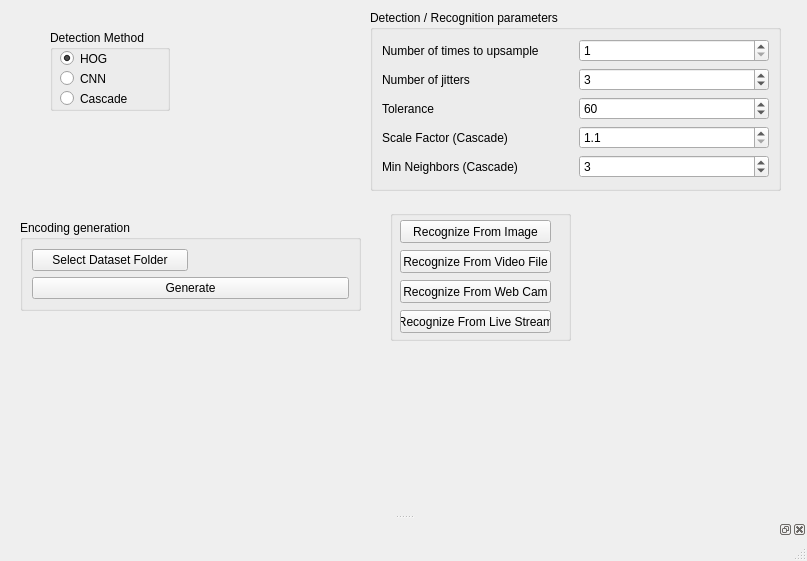
This is mainWin/mainwindow.ui in Softhenge/face-recognizer as Qt 5 draws it before an edit. The edited form follows.
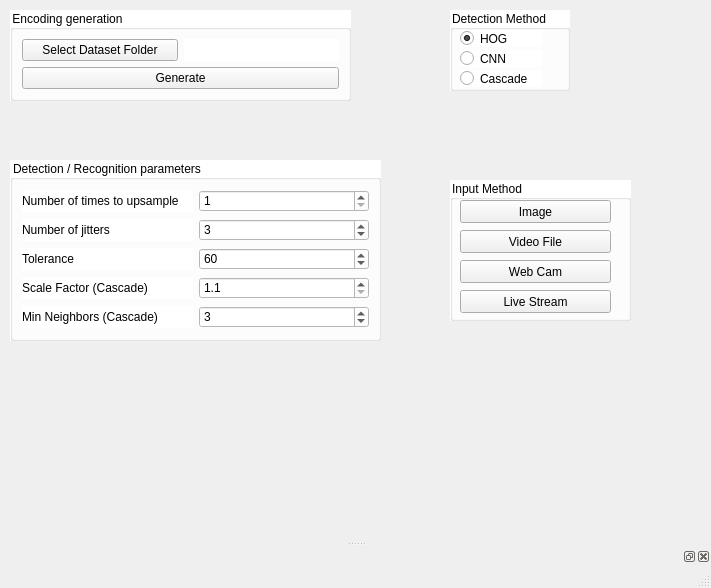
This is the edited form.

```diff
--- a/mainWin/mainwindow.ui
+++ b/mainWin/mainwindow.ui
@@ -6,8 +6,8 @@
    <rect>
     <x>0</x>
     <y>0</y>
-    <width>807</width>
-    <height>561</height>
+    <width>711</width>
+    <height>588</height>
    </rect>
   </property>
   <property name="windowTitle">
@@ -17,12 +17,15 @@
    <widget class="QGroupBox" name="groupBox">
     <property name="geometry">
      <rect>
-      <x>20</x>
-      <y>220</y>
+      <x>10</x>
+      <y>10</y>
       <width>341</width>
       <height>91</height>
      </rect>
     </property>
+    <property name="styleSheet">
+     <string notr="true">background-color: rgb(255, 255, 255);</string>
+    </property>
     <property name="title">
      <string>Encoding generation</string>
     </property>
@@ -33,6 +36,9 @@
         <layout class="QHBoxLayout" name="horizontalLayout">
          <item>
           <widget class="QPushButton" name="selectDatasetButton">
+           <property name="styleSheet">
+            <string notr="true">background-color: rgb(240, 240, 240);</string>
+           </property>
            <property name="text">
             <string>Select Dataset Folder</string>
            </property>
@@ -53,6 +59,9 @@
       <layout class="QHBoxLayout" name="horizontalLayout_2">
        <item>
         <widget class="QPushButton" name="generateEncodingsButton">
+         <property name="styleSheet">
+          <string notr="true">background-color: rgb(240, 240, 240);</string>
+         </property>
          <property name="text">
           <string>Generate</string>
          </property>
@@ -65,12 +74,15 @@
    <widget class="QGroupBox" name="groupBox_2">
     <property name="geometry">
      <rect>
-      <x>50</x>
-      <y>30</y>
+      <x>450</x>
+      <y>10</y>
       <width>120</width>
       <height>81</height>
      </rect>
     </property>
+    <property name="styleSheet">
+     <string notr="true">background-color: rgb(255, 255, 255);</string>
+    </property>
     <property name="title">
      <string>Detection Method</string>
     </property>
@@ -120,77 +132,95 @@
    <widget class="QGroupBox" name="groupBox_3">
     <property name="geometry">
      <rect>
-      <x>390</x>
-      <y>210</y>
+      <x>450</x>
+      <y>180</y>
       <width>181</width>
-      <height>131</height>
+      <height>141</height>
      </rect>
     </property>
+    <property name="styleSheet">
+     <string notr="true">background-color: rgb(255, 255, 255);</string>
+    </property>
     <property name="title">
-     <string/>
+     <string>Input Method</string>
     </property>
     <widget class="QPushButton" name="fromImageButton">
      <property name="geometry">
       <rect>
        <x>10</x>
-       <y>10</y>
+       <y>20</y>
        <width>151</width>
        <height>23</height>
       </rect>
      </property>
+     <property name="styleSheet">
+      <string notr="true">background-color: rgb(240, 240, 240);</string>
+     </property>
      <property name="text">
-      <string>Recognize From Image</string>
+      <string>Image</string>
      </property>
     </widget>
     <widget class="QPushButton" name="fromVideoFileButton">
      <property name="geometry">
       <rect>
        <x>10</x>
-       <y>40</y>
+       <y>50</y>
        <width>151</width>
        <height>23</height>
       </rect>
      </property>
+     <property name="styleSheet">
+      <string notr="true">background-color: rgb(240, 240, 240);</string>
+     </property>
      <property name="text">
-      <string>Recognize From Video File</string>
+      <string>Video File</string>
      </property>
     </widget>
     <widget class="QPushButton" name="fromCamButton">
      <property name="geometry">
       <rect>
        <x>10</x>
-       <y>70</y>
+       <y>80</y>
        <width>151</width>
        <height>23</height>
       </rect>
      </property>
+     <property name="styleSheet">
+      <string notr="true">background-color: rgb(240, 240, 240);</string>
+     </property>
      <property name="text">
-      <string>Recognize From Web Cam</string>
+      <string>Web Cam</string>
      </property>
     </widget>
     <widget class="QPushButton" name="fromLiveStreamButton">
      <property name="geometry">
       <rect>
        <x>10</x>
-       <y>100</y>
+       <y>110</y>
        <width>151</width>
        <height>23</height>
       </rect>
      </property>
+     <property name="styleSheet">
+      <string notr="true">background-color: rgb(240, 240, 240);</string>
+     </property>
      <property name="text">
-      <string>Recognize From Live Stream</string>
+      <string>Live Stream</string>
      </property>
     </widget>
    </widget>
    <widget class="QGroupBox" name="groupBox_4">
     <property name="geometry">
      <rect>
-      <x>370</x>
-      <y>10</y>
-      <width>411</width>
+      <x>10</x>
+      <y>160</y>
+      <width>371</width>
       <height>181</height>
      </rect>
     </property>
+    <property name="styleSheet">
+     <string notr="true">background-color: rgb(255, 255, 255);</string>
+    </property>
     <property name="title">
      <string>Detection / Recognition parameters</string>
     </property>
```
Left out of the diff: 2 changed lines with no effect on the pictures.
